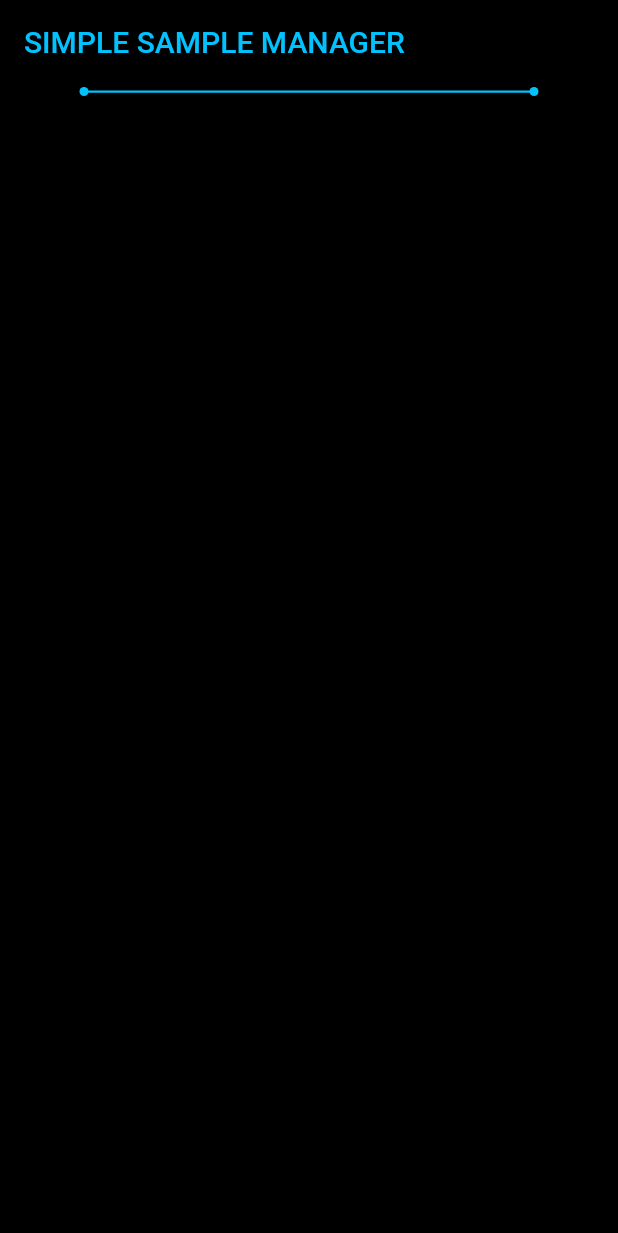
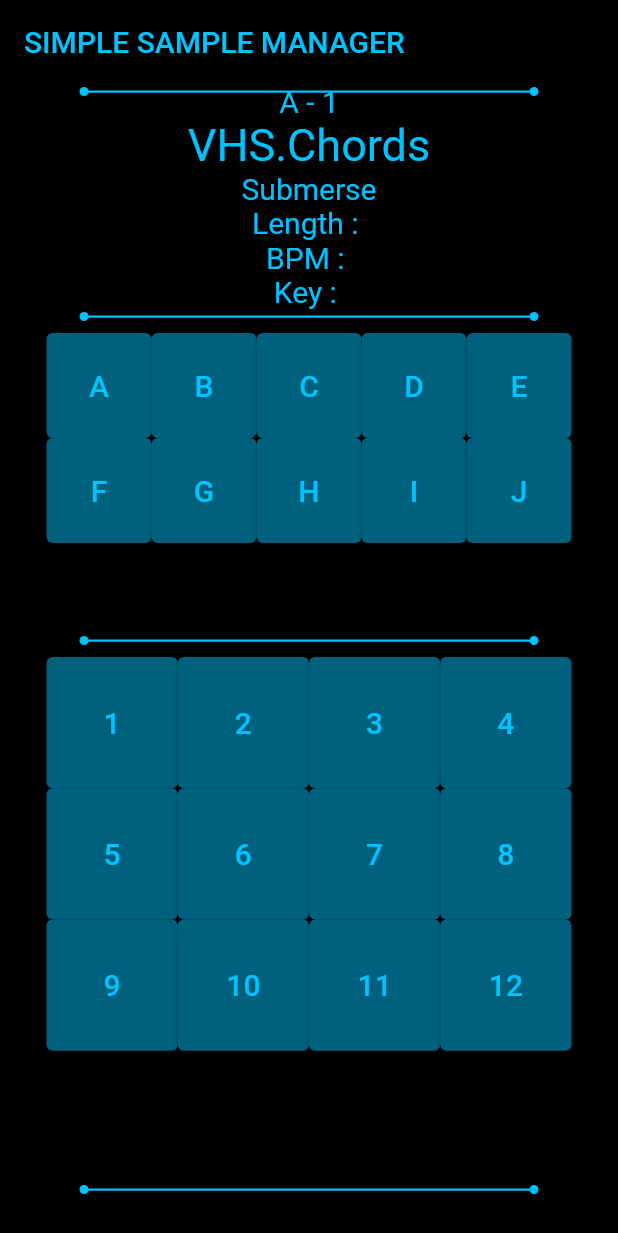
Before and after one commit to mxmx-wsus/simple_sample_manager, a Flutter app: the screen it shows after launch, on a phone screen of 412 x 824 dp. Shown: the top 1233 px of the screen. Run offline on Flutter 3.47's test engine with Material 2 defaults, Android fonts, the phone set to English and light mode, and no system bars; our stand-ins replace google_fonts; Roboto replaces fonts that are missing (Jura).

Commit message:
トップページのガワ作成

```diff
--- a/lib/app.dart
+++ b/lib/app.dart
@@ -1,6 +1,7 @@
 // Flutter imports:
 import 'package:google_fonts/google_fonts.dart';
 import 'package:flutter/material.dart';
+import 'package:simple_sample_manager/constant/constant_strings.dart';
 import 'package:simple_sample_manager/view/top_page.dart';
 
 class MyApp extends StatelessWidget {
@@ -11,10 +12,13 @@ class MyApp extends StatelessWidget {
   Widget build(BuildContext context) {
     return MaterialApp(
       theme: ThemeData(
+          primaryColor: const Color(0xff00C2FF),
           textTheme: GoogleFonts.juraTextTheme(
-        Theme.of(context).textTheme,
-      )),
-      home: const MyHomePage(title: 'SIMPLE SAMPLE MANAGER'),
+            Theme.of(context).textTheme,
+          )),
+      home: const MyHomePage(
+        title: ConstantStrings.appTitle,
+      ),
     );
   }
 }
--- /dev/null
+++ b/lib/constant/constant_colors.dart
@@ -0,0 +1,3 @@
+class ConstantColors {
+  // TopPage用
+}
--- /dev/null
+++ b/lib/constant/constant_strings.dart
@@ -0,0 +1,4 @@
+class ConstantStrings {
+  // TopPage用
+  static const String appTitle = 'SIMPLE SAMPLE MANAGER';
+}
--- a/lib/constant/separate_line.dart
+++ b/lib/constant/separate_line.dart
@@ -8,20 +8,20 @@ class SeparateLine extends CustomPainter {
     // 正円の描写
     p.style = PaintingStyle.fill;
     p.color = Color(0xff00C2FF);
-    Offset ctr = Offset(-150.0, 5.0);
+    Offset ctr = const Offset(-150.0, 5.0);
     canvas.drawCircle(ctr, 3.0, p);
 
     // 正円の描写
     p.style = PaintingStyle.fill;
     p.color = Color(0xff00C2FF);
-    Offset ctr2 = Offset(150.0, 5.0);
+    Offset ctr2 = const Offset(150.0, 5.0);
     canvas.drawCircle(ctr2, 3.0, p);
 
     // 直線
     p.style = PaintingStyle.stroke;
     p.strokeWidth = 1.5;
     p.color = Color(0xff00C2FF);
-    canvas.drawLine(Offset(-150, 5), Offset(150, 5), p);
+    canvas.drawLine(const Offset(-150, 5), const Offset(150, 5), p);
   }
 
   @override
--- /dev/null
+++ b/lib/constant/space_box.dart
@@ -0,0 +1,9 @@
+import 'package:flutter/material.dart';
+
+class SpaceBox extends SizedBox {
+  const SpaceBox({double width = 8, double height = 16})
+      : super(width: width, height: height);
+
+  const SpaceBox.width([double value = 8]) : super(width: value);
+  const SpaceBox.height([double value = 8]) : super(height: value);
+}
--- /dev/null
+++ b/lib/view/bank_button_area_view.dart
@@ -0,0 +1,62 @@
+import 'package:flutter/material.dart';
+
+class BankButtonArea extends StatelessWidget {
+  const BankButtonArea({Key? key}) : super(key: key);
+  @override
+  Widget build(BuildContext context) {
+    return SizedBox(
+      height: 200,
+      width: 350,
+      child: AspectRatio(
+        aspectRatio: 1 / 0.5,
+        child: GridView.count(
+          physics: const NeverScrollableScrollPhysics(),
+          crossAxisCount: 5,
+          children: [
+            'A',
+            'B',
+            'C',
+            'D',
+            'E',
+            'F',
+            'G',
+            'H',
+            'I',
+            'J',
+          ].map((keyWord) {
+            return GridTile(
+              child: BankButton(keyWord),
+            );
+          }).toList(),
+        ),
+      ),
+    );
+  }
+}
+
+// キーボタン
+class BankButton extends StatelessWidget {
+  final String _keyWord;
+  const BankButton(
+    this._keyWord, {
+    Key? key,
+  }) : super(key: key);
+
+  @override
+  Widget build(BuildContext context) {
+    return ElevatedButton(
+      style: ElevatedButton.styleFrom(
+        foregroundColor: Color.fromARGB(255, 0, 195, 255),
+        backgroundColor: Color.fromARGB(127, 0, 195, 255),
+        fixedSize: Size.fromHeight(20),
+      ),
+      onPressed: () {
+        //ボタンが押されたら「textfield.dart」のDisplauControllerに「_keyWord」を追加する。
+      },
+      child: Text(
+        _keyWord,
+        style: const TextStyle(fontSize: 20.0),
+      ),
+    );
+  }
+}
--- /dev/null
+++ b/lib/view/main_display_view.dart
@@ -0,0 +1,71 @@
+import 'package:flutter/material.dart';
+
+class MainDisplay extends StatefulWidget {
+  const MainDisplay({Key? key}) : super(key: key);
+  @override
+  DisplayController createState() => DisplayController();
+}
+
+class DisplayController extends State<MainDisplay> {
+  String _samplePositionLabel = 'A - 1';
+  String _songName = 'VHS.Chords';
+  String _artistName = 'Submerse';
+  String _songLengthLabel = 'Length : ';
+  String _songBpmLabel = 'BPM : ';
+  String _songKeyLabel = 'Key : ';
+
+//updateTextというボタンが押された時の関数の箱を作る
+
+  @override
+  Widget build(BuildContext context) {
+    return Container(
+      alignment: Alignment.centerRight,
+      child: Center(
+        child: Column(children: [
+          Text(
+            _samplePositionLabel,
+            style: TextStyle(
+              fontSize: 20.0,
+              color: Color(0xff00C2FF),
+            ),
+          ),
+          Text(
+            _songName,
+            style: TextStyle(
+              fontSize: 30.0,
+              color: Color(0xff00C2FF),
+            ),
+          ),
+          Text(
+            _artistName,
+            style: TextStyle(
+              fontSize: 20.0,
+              color: Color(0xff00C2FF),
+            ),
+          ),
+          Text(
+            _songLengthLabel,
+            style: TextStyle(
+              fontSize: 20.0,
+              color: Color(0xff00C2FF),
+            ),
+          ),
+          Text(
+            _songBpmLabel,
+            style: TextStyle(
+              fontSize: 20.0,
+              color: Color(0xff00C2FF),
+            ),
+          ),
+          Text(
+            _songKeyLabel,
+            style: TextStyle(
+              fontSize: 20.0,
+              color: Color(0xff00C2FF),
+            ),
+          ),
+        ]),
+      ),
+    );
+  }
+}
--- /dev/null
+++ b/lib/view/pad_button_area_view.dart
@@ -0,0 +1,64 @@
+import 'package:flutter/material.dart';
+
+class PadButtonArea extends StatelessWidget {
+  const PadButtonArea({Key? key}) : super(key: key);
+  @override
+  Widget build(BuildContext context) {
+    return SizedBox(
+      height: 350,
+      width: 350,
+      child: AspectRatio(
+        aspectRatio: 1 / 1,
+        child: GridView.count(
+          physics: const NeverScrollableScrollPhysics(),
+          crossAxisCount: 4,
+          children: [
+            '1',
+            '2',
+            '3',
+            '4',
+            '5',
+            '6',
+            '7',
+            '8',
+            '9',
+            '10',
+            '11',
+            '12',
+          ].map((keyWord) {
+            return GridTile(
+              child: PadButton(keyWord),
+            );
+          }).toList(),
+        ),
+      ),
+    );
+  }
+}
+
+// キーボタン
+class PadButton extends StatelessWidget {
+  final String _keyWord;
+  const PadButton(
+    this._keyWord, {
+    Key? key,
+  }) : super(key: key);
+
+  @override
+  Widget build(BuildContext context) {
+    return ElevatedButton(
+      style: ElevatedButton.styleFrom(
+        foregroundColor: Color.fromARGB(255, 0, 195, 255),
+        backgroundColor: Color.fromARGB(127, 0, 195, 255),
+        fixedSize: Size.fromHeight(20),
+      ),
+      onPressed: () {
+        //ボタンが押されたら「textfield.dart」のDisplauControllerに「_keyWord」を追加する。
+      },
+      child: Text(
+        _keyWord,
+        style: const TextStyle(fontSize: 20.0),
+      ),
+    );
+  }
+}
--- a/lib/view/top_page.dart
+++ b/lib/view/top_page.dart
@@ -1,5 +1,10 @@
 import 'package:flutter/material.dart';
+import 'package:simple_sample_manager/constant/constant_strings.dart';
 import 'package:simple_sample_manager/constant/separate_line.dart';
+import 'package:simple_sample_manager/constant/space_box.dart';
+import 'package:simple_sample_manager/view/bank_button_area_view.dart';
+import 'package:simple_sample_manager/view/main_display_view.dart';
+import 'package:simple_sample_manager/view/pad_button_area_view.dart';
 
 class MyHomePage extends StatefulWidget {
   const MyHomePage({super.key, required this.title});
@@ -17,9 +22,9 @@ class _MyHomePageState extends State<MyHomePage> {
         backgroundColor: Colors.black,
         appBar: AppBar(
           elevation: 0,
-          title: Text(
-            widget.title,
-            style: const TextStyle(
+          title: const Text(
+            ConstantStrings.appTitle,
+            style: TextStyle(
               fontSize: 20,
               color: Color(0xff00C2FF),
             ),
@@ -31,6 +36,20 @@ class _MyHomePageState extends State<MyHomePage> {
           CustomPaint(
             painter: SeparateLine(),
           ),
+          const MainDisplay(),
+          CustomPaint(
+            painter: SeparateLine(),
+          ),
+          const SpaceBox(),
+          const BankButtonArea(),
+          CustomPaint(
+            painter: SeparateLine(),
+          ),
+          const SpaceBox(),
+          const PadButtonArea(),
+          CustomPaint(
+            painter: SeparateLine(),
+          ),
         ])));
   }
 }
```
